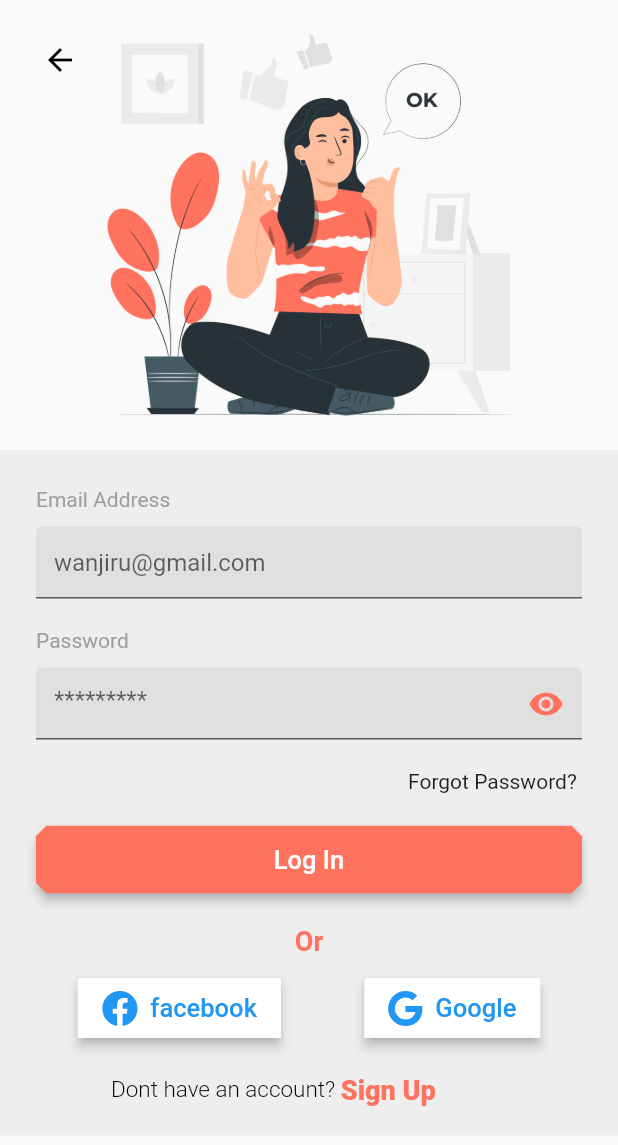
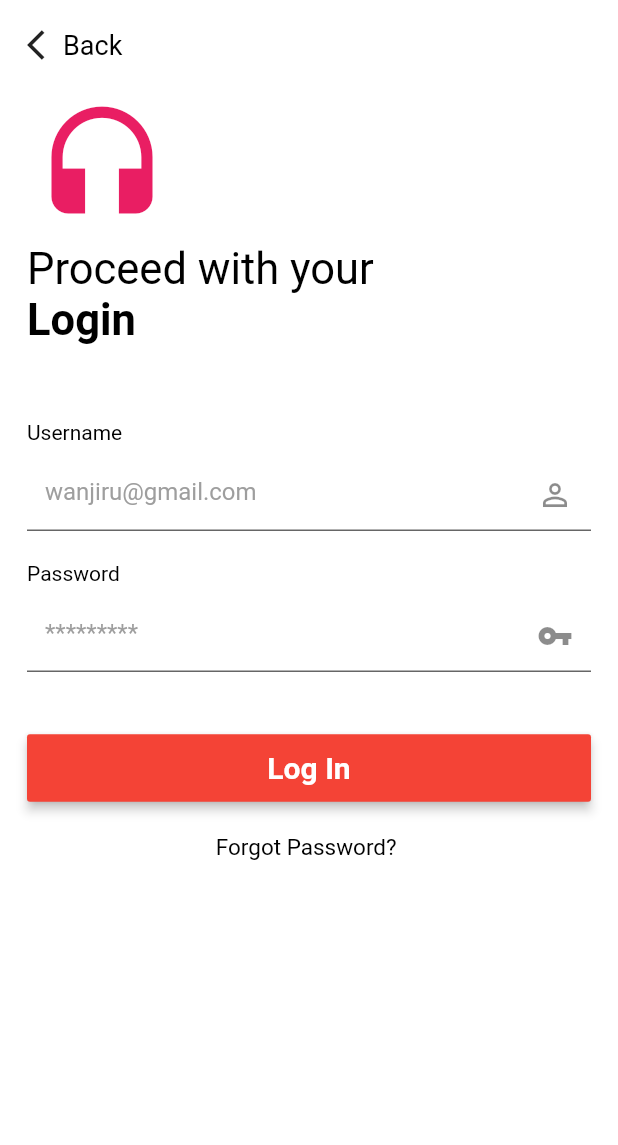
Before and after one commit to WanjiruCate/Flutter-UI-Challenges, a Flutter app: the screen it shows after launch, after a tap on "Log In", on a phone screen of 412 x 824 dp. Shown: the top 1145 px of the screen. Run offline on Flutter 3.47's test engine with Material 2 defaults, Android fonts, the phone set to English and light mode, and no system bars; our stand-ins replace font_awesome_flutter, google_fonts; Roboto replaces fonts that are missing (Laila).

Commit message:
Finished UI Design

```diff
--- /dev/null
+++ b/lib/login3.dart/colors./colors.dart
@@ -0,0 +1,6 @@
+import 'package:flutter/material.dart';
+
+const red = Colors.red;
+const white = Colors.white;
+const black = Colors.black;
+const grey = Colors.grey;
--- /dev/null
+++ b/lib/login3.dart/ui/login3.dart
@@ -0,0 +1,185 @@
+import 'package:flutter/material.dart';
+import 'package:google_fonts/google_fonts.dart';
+import 'package:nelson_uis/login2/utils/texts.dart';
+import 'package:nelson_uis/login3.dart/colors./colors.dart';
+
+class Login3 extends StatefulWidget {
+  @override
+  _Login3State createState() => _Login3State();
+}
+
+class _Login3State extends State<Login3> {
+  @override
+  Widget build(BuildContext context) {
+    return Scaffold(
+      backgroundColor: white,
+      body: SafeArea(
+        child: Padding(
+          padding: const EdgeInsets.all(18.0),
+          child: Column(
+            crossAxisAlignment: CrossAxisAlignment.start,
+            //     mainAxisAlignment: MainAxisAlignment.start,
+            children: <Widget>[
+              _back(),
+              SizedBox(
+                height: 20,
+              ),
+              _avatar(),
+              SizedBox(
+                height: 0,
+              ),
+              _textsWelcome(),
+              SizedBox(
+                height: 50,
+              ),
+              _buildUsernameField(),
+              SizedBox(
+                height: 20,
+              ),
+              _buildPasswordField(),
+              SizedBox(
+                height: 40,
+              ),
+              _buildLogInButton(),
+              SizedBox(
+                height: 20,
+              ),
+              _buildForgotPassword(),
+            ],
+          ),
+        ),
+      ),
+    );
+  }
+
+  Widget _textsWelcome() {
+    return Column(
+      crossAxisAlignment: CrossAxisAlignment.start,
+      children: <Widget>[
+        Text(
+          'Proceed with your ',
+          style: GoogleFonts.laila(
+            color: black,
+            fontSize: 29,
+          ),
+        ),
+        Text(
+          'Login',
+          style: GoogleFonts.laila(
+            color: black,
+            fontWeight: FontWeight.bold,
+            fontSize: 29,
+          ),
+        ),
+      ],
+    );
+  }
+
+  Widget _back() {
+    return Container(
+      child: Row(
+        children: <Widget>[
+          Icon(Icons.arrow_back_ios),
+          Text(
+            'Back',
+            style: GoogleFonts.laila(
+              color: black,
+              fontSize: 18,
+            ),
+          )
+        ],
+      ),
+    );
+  }
+
+  Widget _avatar() {
+    return Row(
+      mainAxisAlignment: MainAxisAlignment.start,
+      children: <Widget>[
+        CircleAvatar(
+          minRadius: 50,
+          child: Icon(
+            Icons.headset,
+            color: Colors.pink,
+            size: 90,
+          ),
+          backgroundColor: white,
+        ),
+        Spacer(),
+      ],
+    );
+  }
+
+  Widget _buildPasswordField() {
+    return Column(
+      crossAxisAlignment: CrossAxisAlignment.start,
+      children: <Widget>[
+        Text(
+          'Password',
+          style: GoogleFonts.laila(color: black),
+        ),
+        SizedBox(height: 10.0),
+        TextFormField(
+          obscureText: true,
+          decoration: InputDecoration(
+            filled: true,
+            fillColor: white,
+            hintText: '*********',
+            hintStyle: GoogleFonts.laila(color: grey),
+            suffixIcon: Icon(
+              Icons.vpn_key,
+            ),
+          ),
+        ),
+      ],
+    );
+  }
+
+  Widget _buildUsernameField() {
+    return Column(
+        crossAxisAlignment: CrossAxisAlignment.start,
+        children: <Widget>[
+          Text(
+            'Username',
+            style: GoogleFonts.laila(color: black),
+          ),
+          SizedBox(height: 10.0),
+          TextFormField(
+            decoration: InputDecoration(
+              hintText: 'wanjiru@gmail.com',
+              hintStyle: GoogleFonts.laila(color: grey),
+              filled: true,
+              fillColor: white,
+              suffixIcon: Icon(Icons.person_outline),
+            ),
+          ),
+        ]);
+  }
+
+  Widget _buildLogInButton() {
+    return MaterialButton(
+      minWidth: double.infinity,
+      onPressed: () {},
+      height: 45,
+      clipBehavior: Clip.hardEdge,
+      child: Text('Log In',
+          style: GoogleFonts.laila(
+              color: white, fontSize: 20, fontWeight: FontWeight.bold)),
+      color: red,
+      hoverColor: red,
+      elevation: 3,
+    );
+  }
+
+  Widget _buildForgotPassword() {
+    return Container(
+      child: Center(
+        child: InkWell(
+          onTap: () {},
+          child: Text('Forgot Password? ',
+              style: GoogleFonts.laila(color: black, fontSize: 15)),
+        ),
+      ),
+    );
+  }
+}
--- /dev/null
+++ b/lib/login3.dart/ui/splash_page3.dart
@@ -0,0 +1,115 @@
+import 'dart:async';
+
+import 'package:flutter/material.dart';
+import 'package:google_fonts/google_fonts.dart';
+import 'package:nelson_uis/login3.dart/colors./colors.dart';
+
+class SplashPage3 extends StatefulWidget {
+  @override
+  _SplashPage3State createState() => _SplashPage3State();
+}
+
+class _SplashPage3State extends State<SplashPage3> {
+  @override
+  void initState() {
+    startTime();
+    super.initState();
+  }
+
+  startTime() async {
+    return Timer(Duration(seconds: 4), () {
+      Navigator.of(context).pushReplacementNamed('/login3');
+    });
+  }
+
+  @override
+  Widget build(BuildContext context) {
+    var height = MediaQuery.of(context).size.height;
+    var width = MediaQuery.of(context).size.width;
+    return Scaffold(
+      backgroundColor: red,
+      body: Stack(
+        fit: StackFit.expand,
+        children: <Widget>[
+          _background(),
+          Column(
+            children: <Widget>[
+              Expanded(
+                flex: 1,
+                child: SizedBox(),
+              ),
+              Expanded(
+                flex: 4,
+                child: _avatar(),
+              ),
+              Expanded(
+                flex: 1,
+                child: _texts(),
+              ),
+            ],
+          ),
+        ],
+      ),
+    );
+  }
+
+  Widget _avatar() {
+    return Column(
+      mainAxisAlignment: MainAxisAlignment.center,
+      children: <Widget>[
+        CircleAvatar(
+          minRadius: 70,
+          child: Icon(
+            Icons.headset,
+            color: Colors.pink,
+            size: 70,
+          ),
+          backgroundColor: white,
+        ),
+      ],
+    );
+  }
+
+  Widget _background() {
+    return Container(
+      color: red,
+    );
+  }
+
+  Widget _texts() {
+    return Column(
+      children: <Widget>[
+        Text(
+          'Music App',
+          style: GoogleFonts.laila(
+            color: white,
+            fontWeight: FontWeight.w900,
+            fontSize: 30,
+          ),
+        ),
+        SizedBox(
+          height: 5,
+        ),
+        Text(
+          'All the Music You need in One Place',
+          style: GoogleFonts.laila(color: white, fontSize: 18),
+        ),
+      ],
+    );
+  }
+}
+
+class CenterHorizontal extends StatelessWidget {
+  final Widget child;
+  CenterHorizontal(this.child);
+
+  @override
+  Widget build(BuildContext context) {
+    return Row(
+      mainAxisAlignment: MainAxisAlignment.center,
+      children: <Widget>[
+        child,
+      ],
+    );
+  }
+}
--- a/lib/main.dart
+++ b/lib/main.dart
@@ -7,6 +7,8 @@ import 'package:nelson_uis/login2/ui/login.dart';
 import 'package:nelson_uis/login2/ui/signup.dart';
 import 'package:nelson_uis/login2/ui/splashpage.dart';
 import 'package:nelson_uis/login2/utils/colors.dart';
+import 'package:nelson_uis/login3.dart/ui/login3.dart';
+import 'package:nelson_uis/login3.dart/ui/splash_page3.dart';
 
 void main() {
   runApp(MyApp());
@@ -23,12 +25,13 @@ class MyApp extends StatelessWidget {
           accentColor: orange,
         ),
         debugShowCheckedModeBanner: false,
-        home: SplashPage(),
+        home: SplashPage3(),
         routes: <String, WidgetBuilder>{
           '/home': (BuildContext context) => new HomePage(),
           '/login': (BuildContext context) => new LogIn(),
           '/login2': (BuildContext context) => new Login(),
           '/signup': (BuildContext context) => new Signup(),
+          '/login3': (BuildContext context) => new Login3(),
         });
   }
 }
```
Also changed, not shown: lib/login3.dart/texts/texts.dart (added).
